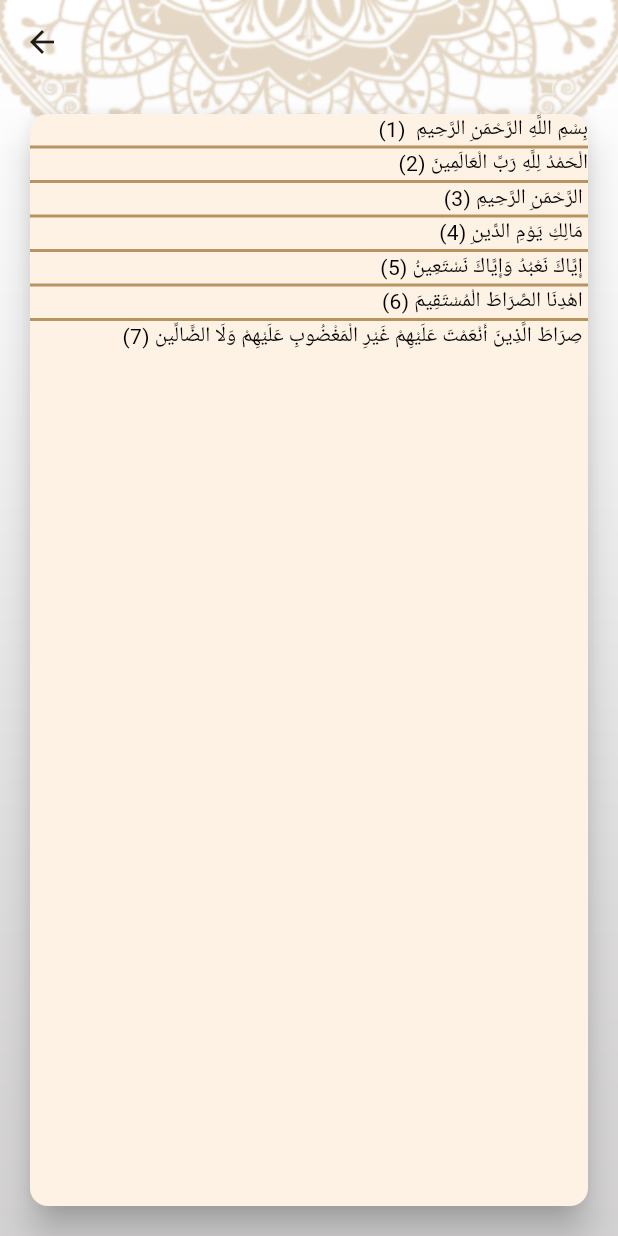
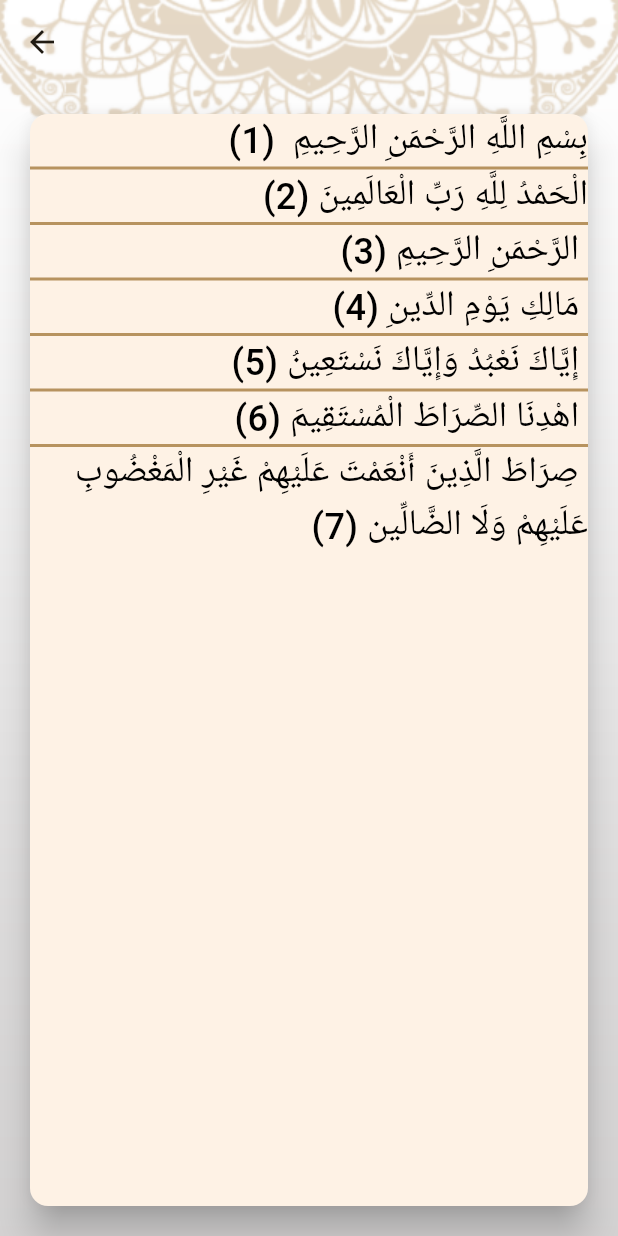
Before and after one commit to youssemagdy/Islamy_App_2, a Flutter app: the QuranDetailsScreen screen opened directly with empty values, on a phone screen of 412 x 824 dp. Run offline on Flutter 3.47's test engine with Material 3 defaults, Android fonts, the phone set to English and light mode, and no system bars.

Commit message:
finish quran screen

```diff
--- a/lib/ui/quran_details/quran_details_screen.dart
+++ b/lib/ui/quran_details/quran_details_screen.dart
@@ -36,6 +36,8 @@ class _QuranDetailsScreenState extends State<QuranDetailsScreen> {
               textDirection: TextDirection.rtl,
               style: const TextStyle(
                 color: Colors.black,
+                fontSize: 24,
+                fontWeight: FontWeight.w500,
               ),
             ),
             separatorBuilder: (context , index) => Container(
```
